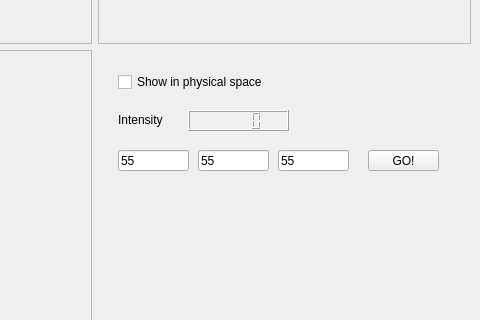
Above: apps/isisViewer/forms/isisViewerMain.ui from isis-group/isis before the change; both pictures show x 291 to 771 and y 361 to 681 of the 771 by 837 pixel window. Below: the same form after it.
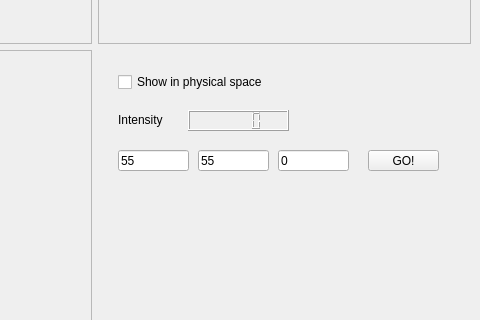
That is the form after the change.

The edit to the form file:
```diff
--- a/apps/isisViewer/forms/isisViewerMain.ui
+++ b/apps/isisViewer/forms/isisViewerMain.ui
@@ -109,7 +109,7 @@
         </rect>
        </property>
        <property name="text">
-        <string>55</string>
+        <string>0</string>
        </property>
       </widget>
       <widget class="QLineEdit" name="yEdit">
```
